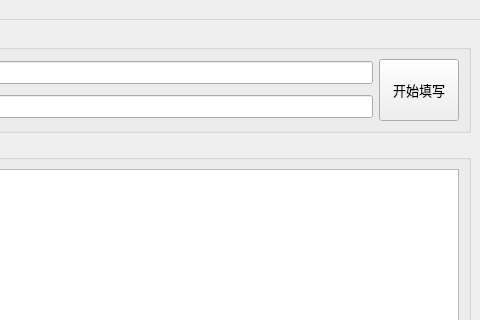
The window that Prince_Operate_Ui.ui (chen-huai/Prince_App) describes before a commit, drawn with Qt 5; both pictures show x 497 to 977 and y 0 to 320 of the 977 by 705 pixel window.
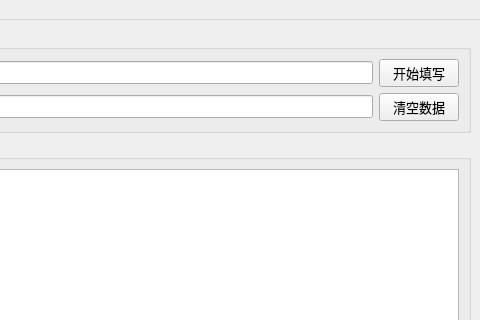
The same window after the commit. Icons and pictures are not drawn.

Commit message: 更新界面

What changed in the file:
```diff
--- a/Prince_Operate_Ui.ui
+++ b/Prince_Operate_Ui.ui
@@ -66,7 +66,7 @@
          </property>
         </widget>
        </item>
-       <item row="0" column="2" rowspan="2">
+       <item row="0" column="2">
         <widget class="QPushButton" name="pushButton">
          <property name="sizePolicy">
           <sizepolicy hsizetype="Minimum" vsizetype="Expanding">
@@ -79,6 +79,13 @@
          </property>
         </widget>
        </item>
+       <item row="1" column="2">
+        <widget class="QPushButton" name="pushButton_4">
+         <property name="text">
+          <string>清空数据</string>
+         </property>
+        </widget>
+       </item>
       </layout>
      </widget>
     </item>
```
The commit also changes 1 other file.
